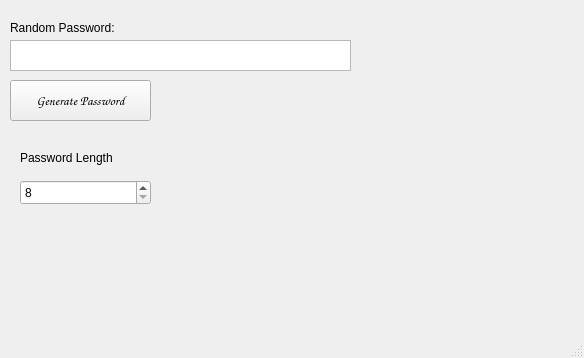
Before: the Qt Designer form mainform.ui in damian-u-dev/Password-Generator, drawn with Qt 5.
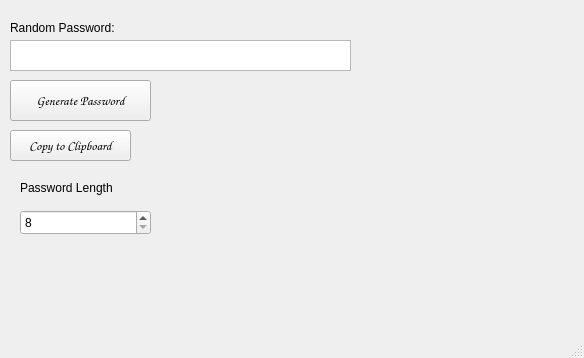
After: the same form once the commit is applied.

```diff
--- a/mainform.ui
+++ b/mainform.ui
@@ -101,7 +101,7 @@
     <property name="geometry">
      <rect>
       <x>20</x>
-      <y>150</y>
+      <y>180</y>
       <width>111</width>
       <height>16</height>
      </rect>
@@ -126,7 +126,7 @@
     <property name="geometry">
      <rect>
       <x>20</x>
-      <y>180</y>
+      <y>210</y>
       <width>131</width>
       <height>25</height>
      </rect>
@@ -138,6 +138,27 @@
      <number>128</number>
     </property>
    </widget>
+   <widget class="QPushButton" name="copyPasswordClipboard_button">
+    <property name="geometry">
+     <rect>
+      <x>10</x>
+      <y>130</y>
+      <width>121</width>
+      <height>31</height>
+     </rect>
+    </property>
+    <property name="font">
+     <font>
+      <family>Comic Sans MS</family>
+      <pointsize>10</pointsize>
+      <bold>false</bold>
+      <stylestrategy>PreferDefault</stylestrategy>
+     </font>
+    </property>
+    <property name="text">
+     <string>Copy to Clipboard</string>
+    </property>
+   </widget>
   </widget>
   <widget class="QMenuBar" name="menubar">
    <property name="geometry">
```
